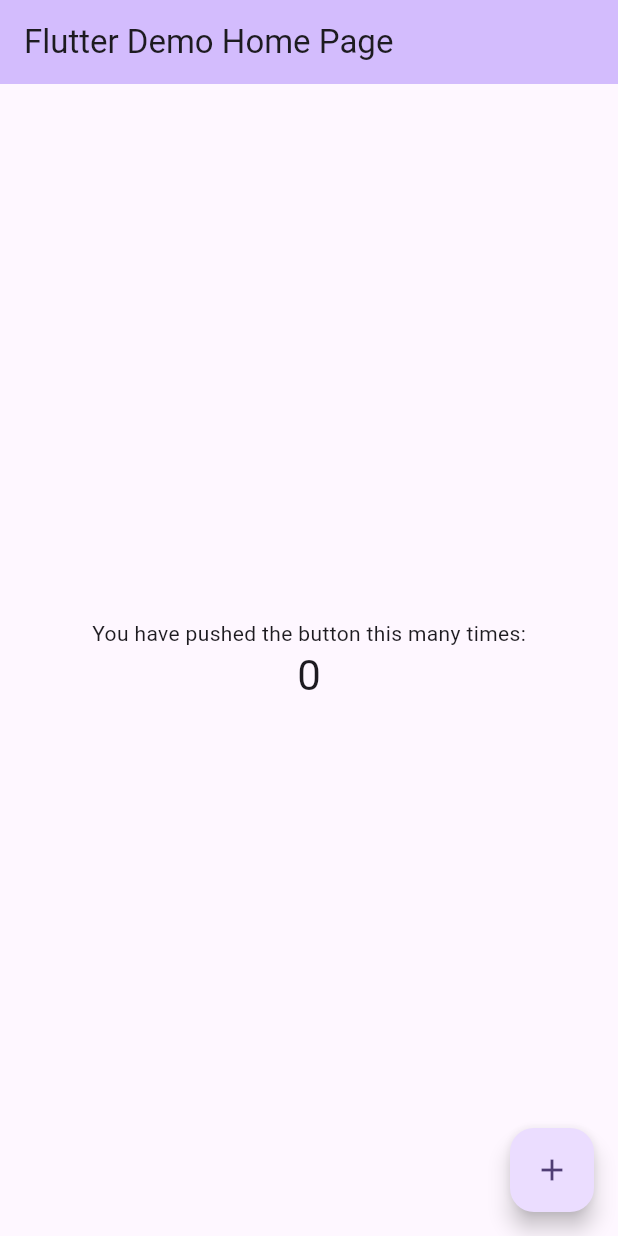
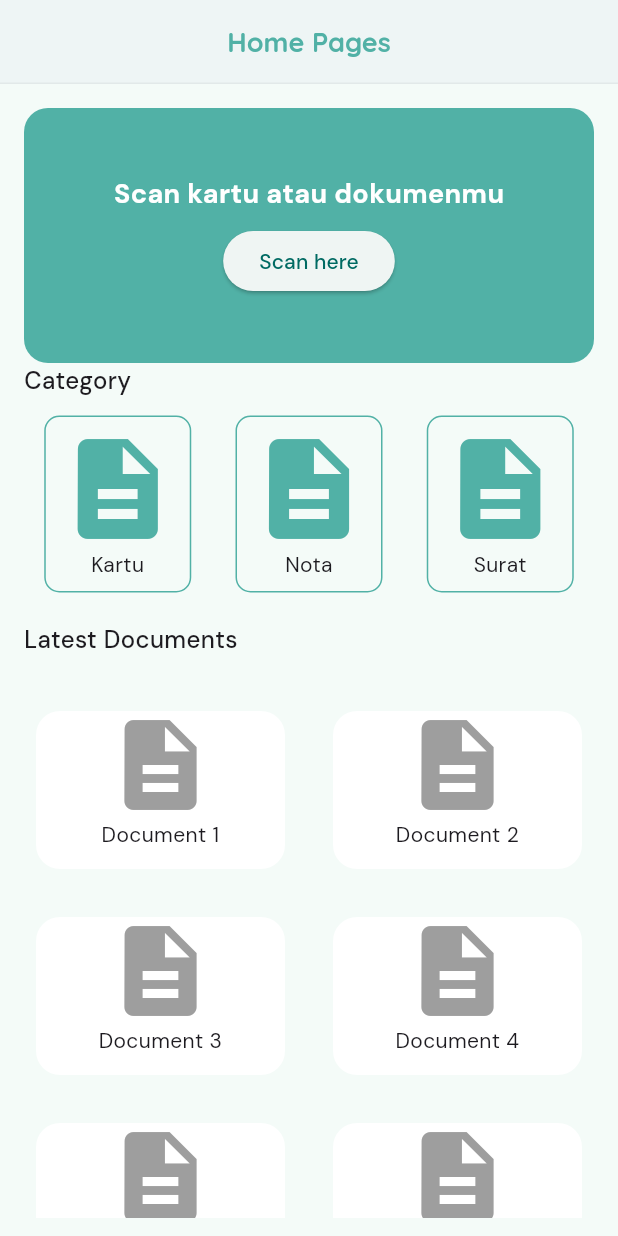
Before and after one commit to IlhamGhaza/flutter_scan_app, a Flutter app: the screen it shows after launch, on a phone screen of 412 x 824 dp. Run offline on Flutter 3.47's test engine with Material 3 defaults, Android fonts, the phone set to English and light mode, and no system bars; our stand-ins replace google_fonts.

Commit message:
feat: Initial setup of the application with basic pages and components

```diff
--- /dev/null
+++ b/lib/core/colors.dart
@@ -0,0 +1,27 @@
+import 'package:flutter/material.dart';
+
+class AppColors {
+  /// primary = #51B1A6
+  static const Color primary = Color(0xff51B1A6);
+
+  /// grey = #6C757D
+  static const Color grey = Color(0xff6C757D);
+
+  /// light = #E4E7EE
+  static const Color light = Color(0xffE4E7EE);
+
+  /// black = #000000
+  static const Color black = Color(0xff000000);
+
+  /// white = #FFFFFF
+  static const Color white = Color(0xffFFFFFF);
+
+  /// red = #D34459
+  static const Color red = Color(0xffD34459);
+
+  /// stroke = #E5E8EE
+  static const Color stroke = Color(0xffE5E8EE);
+
+  /// bgLogin = #EDEDED
+  static const Color bgLogin = Color(0xffEDEDED);
+}
--- /dev/null
+++ b/lib/core/title_content.dart
@@ -0,0 +1,40 @@
+import 'package:flutter/material.dart';
+
+
+class TitleContent extends StatelessWidget {
+  final String title;
+  final VoidCallback onSeeAllTap;
+
+  const TitleContent({
+    super.key,
+    required this.title,
+    required this.onSeeAllTap,
+  });
+
+  @override
+  Widget build(BuildContext context) {
+    return Row(
+      mainAxisAlignment: MainAxisAlignment.spaceBetween,
+      children: [
+        Text(
+          title,
+          style: const TextStyle(
+            fontWeight: FontWeight.w500,
+            fontSize: 16.0,
+          ),
+        ),
+        // InkWell(
+        //   onTap: onSeeAllTap,
+        //   child: const Text(
+        //     'See All',
+        //     style: TextStyle(
+        //       fontSize: 12,
+        //       fontWeight: FontWeight.w500,
+        //       color: AppColors.primary,
+        //     ),
+        //   ),
+        // ),
+      ],
+    );
+  }
+}
--- a/lib/main.dart
+++ b/lib/main.dart
@@ -1,4 +1,9 @@
 import 'package:flutter/material.dart';
+import 'package:flutter_scan_app/pages/home_pages.dart';
+import 'package:google_fonts/google_fonts.dart';
+
+
+import 'core/colors.dart';
 
 void main() {
   runApp(const MyApp());
@@ -10,116 +15,34 @@ class MyApp extends StatelessWidget {
   // This widget is the root of your application.
   @override
   Widget build(BuildContext context) {
+    //lock potrait mode only
+
     return MaterialApp(
       title: 'Flutter Demo',
       theme: ThemeData(
-        // This is the theme of your application.
-        //
-        // TRY THIS: Try running your application with "flutter run". You'll see
-        // the application has a purple toolbar. Then, without quitting the app,
-        // try changing the seedColor in the colorScheme below to Colors.green
-        // and then invoke "hot reload" (save your changes or press the "hot
-        // reload" button in a Flutter-supported IDE, or press "r" if you used
-        // the command line to start the app).
-        //
-        // Notice that the counter didn't reset back to zero; the application
-        // state is not lost during the reload. To reset the state, use hot
-        // restart instead.
-        //
-        // This works for code too, not just values: Most code changes can be
-        // tested with just a hot reload.
-        colorScheme: ColorScheme.fromSeed(seedColor: Colors.deepPurple),
-        useMaterial3: true,
+        colorScheme: ColorScheme.fromSeed(seedColor: AppColors.primary),
+        textTheme: GoogleFonts.dmSansTextTheme(
+          Theme.of(context).textTheme,
+        ),
+        appBarTheme: AppBarTheme(
+          color: AppColors.white,
+          titleTextStyle: GoogleFonts.quicksand(
+            color: AppColors.primary,
+            fontSize: 18.0,
+            fontWeight: FontWeight.w700,
+          ),
+          iconTheme: const IconThemeData(
+            color: AppColors.black,
+          ),
+          centerTitle: true,
+          shape: Border(
+            bottom: BorderSide(
+              color: AppColors.black.withOpacity(0.05),
+            ),
+          ),
+        ),
       ),
-      home: const MyHomePage(title: 'Flutter Demo Home Page'),
+      home: const HomePages(),
     );
   }
 }
-
-class MyHomePage extends StatefulWidget {
-  const MyHomePage({super.key, required this.title});
-
-  // This widget is the home page of your application. It is stateful, meaning
-  // that it has a State object (defined below) that contains fields that affect
-  // how it looks.
-
-  // This class is the configuration for the state. It holds the values (in this
-  // case the title) provided by the parent (in this case the App widget) and
-  // used by the build method of the State. Fields in a Widget subclass are
-  // always marked "final".
-
-  final String title;
-
-  @override
-  State<MyHomePage> createState() => _MyHomePageState();
-}
-
-class _MyHomePageState extends State<MyHomePage> {
-  int _counter = 0;
-
-  void _incrementCounter() {
-    setState(() {
-      // This call to setState tells the Flutter framework that something has
-      // changed in this State, which causes it to rerun the build method below
-      // so that the display can reflect the updated values. If we changed
-      // _counter without calling setState(), then the build method would not be
-      // called again, and so nothing would appear to happen.
-      _counter++;
-    });
-  }
-
-  @override
-  Widget build(BuildContext context) {
-    // This method is rerun every time setState is called, for instance as done
-    // by the _incrementCounter method above.
-    //
-    // The Flutter framework has been optimized to make rerunning build methods
-    // fast, so that you can just rebuild anything that needs updating rather
-    // than having to individually change instances of widgets.
-    return Scaffold(
-      appBar: AppBar(
-        // TRY THIS: Try changing the color here to a specific color (to
-        // Colors.amber, perhaps?) and trigger a hot reload to see the AppBar
-        // change color while the other colors stay the same.
-        backgroundColor: Theme.of(context).colorScheme.inversePrimary,
-        // Here we take the value from the MyHomePage object that was created by
-        // the App.build method, and use it to set our appbar title.
-        title: Text(widget.title),
-      ),
-      body: Center(
-        // Center is a layout widget. It takes a single child and positions it
-        // in the middle of the parent.
-        child: Column(
-          // Column is also a layout widget. It takes a list of children and
-          // arranges them vertically. By default, it sizes itself to fit its
-          // children horizontally, and tries to be as tall as its parent.
-          //
-          // Column has various properties to control how it sizes itself and
-          // how it positions its children. Here we use mainAxisAlignment to
-          // center the children vertically; the main axis here is the vertical
-          // axis because Columns are vertical (the cross axis would be
-          // horizontal).
-          //
-          // TRY THIS: Invoke "debug painting" (choose the "Toggle Debug Paint"
-          // action in the IDE, or press "p" in the console), to see the
-          // wireframe for each widget.
-          mainAxisAlignment: MainAxisAlignment.center,
-          children: <Widget>[
-            const Text(
-              'You have pushed the button this many times:',
-            ),
-            Text(
-              '$_counter',
-              style: Theme.of(context).textTheme.headlineMedium,
-            ),
-          ],
-        ),
-      ),
-      floatingActionButton: FloatingActionButton(
-        onPressed: _incrementCounter,
-        tooltip: 'Increment',
-        child: const Icon(Icons.add),
-      ), // This trailing comma makes auto-formatting nicer for build methods.
-    );
-  }
-}
--- /dev/null
+++ b/lib/pages/category_button.dart
@@ -0,0 +1,53 @@
+import 'package:flutter/material.dart';
+
+import '../core/colors.dart';
+
+class CategoryButton extends StatelessWidget {
+  final String? imagePath;
+  final String label;
+  final VoidCallback onPressed;
+
+  const CategoryButton({
+    super.key,
+    required this.imagePath,
+    required this.label,
+    required this.onPressed,
+  });
+
+  @override
+  Widget build(BuildContext context) {
+    return InkWell(
+      borderRadius: const BorderRadius.all(Radius.circular(8.0)),
+      onTap: onPressed,
+      child: Container(
+        decoration: BoxDecoration(
+          borderRadius: const BorderRadius.all(Radius.circular(10)),
+          border: Border.all(
+            color: AppColors.primary,
+            width: 1.0,
+          ),
+        ),
+        child: Padding(
+          padding: const EdgeInsets.all(8.0),
+          child: Column(
+            children: [
+              const Icon(
+                Icons.description,
+                size: 80.0,
+                color: AppColors.primary,
+              ),
+              SizedBox(
+                width: 70.0,
+                child: Text(
+                  label,
+                  style: const TextStyle(),
+                  textAlign: TextAlign.center,
+                ),
+              ),
+            ],
+          ),
+        ),
+      ),
+    );
+  }
+}
--- /dev/null
+++ b/lib/pages/home_pages.dart
@@ -0,0 +1,70 @@
+import 'package:flutter/material.dart';
+import 'package:flutter_scan_app/core/spaces.dart';
+import 'package:flutter_scan_app/core/title_content.dart';
+import 'package:flutter_scan_app/pages/latest_document_pages.dart';
+
+import '../core/colors.dart';
+import 'menu_categories.dart';
+
+class HomePages extends StatefulWidget {
+  const HomePages({super.key});
+
+  @override
+  State<HomePages> createState() => _HomePagesState();
+}
+
+class _HomePagesState extends State<HomePages> {
+  @override
+  Widget build(BuildContext context) {
+    return Scaffold(
+      appBar: AppBar(
+        title: const Text('Home Pages'),
+        centerTitle: true,
+        elevation: 2,
+      ),
+      body: Column(
+        children: [
+          Container(
+            margin: const EdgeInsets.fromLTRB(16.0, 16, 16, 0),
+            width: double.infinity,
+            height: 170,
+            decoration: BoxDecoration(
+              color: AppColors.primary,
+              borderRadius: BorderRadius.circular(16),
+            ),
+            child: Column(
+              mainAxisAlignment: MainAxisAlignment.center,
+              children: [
+                const Text(
+                  "Scan kartu atau dokumenmu",
+                  style: TextStyle(
+                      color: AppColors.white,
+                      fontSize: 18,
+                      fontWeight: FontWeight.w700),
+                ),
+                const SpaceHeight(8),
+                ElevatedButton(onPressed: () {}, child: const Text("Scan here"))
+              ],
+            ),
+          ),
+          Padding(
+            padding: const EdgeInsets.symmetric(horizontal: 16),
+            child: TitleContent(title: "Category", onSeeAllTap: () {}),
+          ),
+          const SpaceHeight(12),
+          const MenuCategories(),
+          const SpaceHeight(20),
+          Padding(
+            padding: const EdgeInsets.symmetric(horizontal: 16),
+            child: TitleContent(title: "Latest Documents", onSeeAllTap: () {}),
+          ),
+          const SpaceHeight(12),
+          const Expanded(
+            child: LatestDocumentPages()
+            ),
+          const SpaceHeight(12),
+        ],
+      ),
+    );
+  }
+}
--- /dev/null
+++ b/lib/pages/latest_document_pages.dart
@@ -0,0 +1,40 @@
+import 'package:flutter/material.dart';
+
+class LatestDocumentPages extends StatefulWidget {
+  const LatestDocumentPages({super.key});
+
+  @override
+  State<LatestDocumentPages> createState() => _LatestDocumentPagesState();
+}
+
+class _LatestDocumentPagesState extends State<LatestDocumentPages> {
+  @override
+  Widget build(BuildContext context) {
+    return GridView.builder(
+      padding: const EdgeInsets.all(16),
+      gridDelegate: const SliverGridDelegateWithFixedCrossAxisCount(
+          crossAxisCount: 2, crossAxisSpacing: 16, mainAxisSpacing: 16, childAspectRatio: 3/2),
+     itemBuilder: (context, index) => Container(
+      margin: const EdgeInsets.all(8),
+      decoration: BoxDecoration(
+        borderRadius: BorderRadius.circular(16),
+          color: Colors.white,
+      ),
+      child: Column(
+        children: [
+          const Icon(
+            Icons.description,
+            size: 72,
+            color: Colors.grey,
+          ),
+          Text("Document ${index + 1}",
+          style: const TextStyle(),
+          textAlign: TextAlign.center,
+
+          ),
+        ]
+      ),
+     ),
+    );
+  }
+}
--- /dev/null
+++ b/lib/pages/menu_categories.dart
@@ -0,0 +1,59 @@
+import 'package:flutter/material.dart';
+
+import 'category_button.dart';
+import 'document_category_page.dart';
+
+class MenuCategories extends StatelessWidget {
+  const MenuCategories({super.key});
+
+  @override
+  Widget build(BuildContext context) {
+    return Row(
+      mainAxisAlignment: MainAxisAlignment.spaceEvenly,
+      children: [
+        Flexible(
+          child: CategoryButton(
+            imagePath: null,
+            label: 'Kartu',
+            onPressed: () {
+              // Navigator.push(
+              //     context,
+              //     MaterialPageRoute(
+              //         builder: (context) =>
+              //             const DocumentCategoryPage(categoryTitle: 'Kartu')),
+              //             );
+            },
+          ),
+        ),
+        Flexible(
+          child: CategoryButton(
+            imagePath: null,
+            label: 'Nota',
+            onPressed: () {
+              // Navigator.push(
+              //     context,
+              //     MaterialPageRoute(
+              //         builder: (context) =>
+              //             const DocumentCategoryPage(categoryTitle: 'Nota')),
+              //             );
+            },
+          ),
+        ),
+        Flexible(
+          child: CategoryButton(
+            imagePath: null,
+            label: 'Surat',
+            onPressed: () {
+              // Navigator.push(
+              //     context,
+              //     MaterialPageRoute(
+              //         builder: (context) =>
+              //             const DocumentCategoryPage(categoryTitle: 'Surat')),
+              //             );
+            },
+          ),
+        ),
+      ],
+    );
+  }
+}
```
Also changed, not shown: lib/core/custom_text_field.dart (added, +77 -0 lines), lib/core/spaces.dart (added, +17 -0 lines), lib/pages/document_category_page.dart (added, +48 -0 lines), pubspec.yaml (+4 -12 lines), pubspec.lock.
